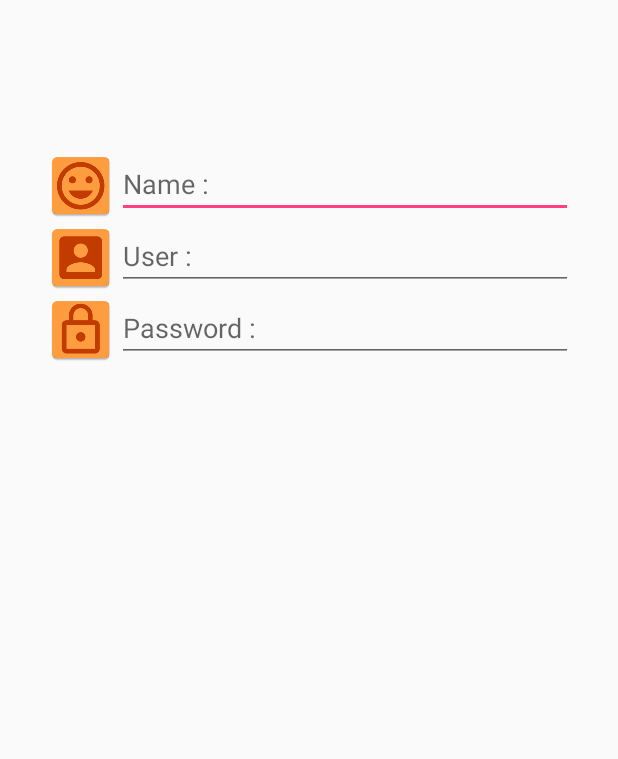
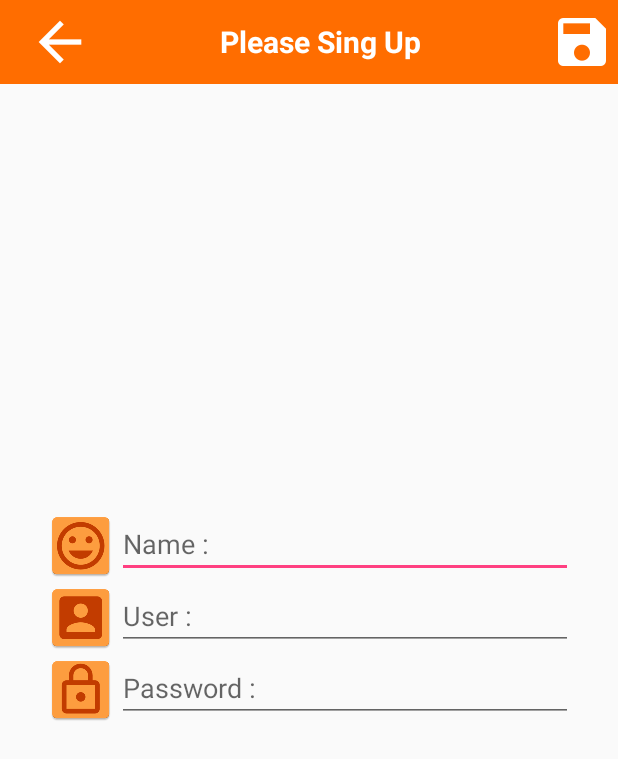
Before and after one commit to prbsattru/MyApplication, an Android app: the layout signup_fragment.xml on its own in the app's theme, with its tools: preview values and no code run, on a phone screen of 412 x 824 dp. Shown: the top 759 px of the screen. Run offline under Robolectric (Android 15) with nearby library versions, the phone set to English and light mode, and no system bars.

Commit message:
06/08/2560 2

```diff
--- a/app/src/main/res/layout/signup_fragment.xml
+++ b/app/src/main/res/layout/signup_fragment.xml
@@ -4,7 +4,46 @@
     android:layout_height="match_parent"
     android:orientation="vertical">
 
+
+    <android.support.v7.widget.Toolbar
+        android:background="@color/colorPrimary"
+        android:layout_width="match_parent"
+        android:layout_height="wrap_content">
+
+        <RelativeLayout
+            android:layout_width="match_parent"
+            android:layout_height="wrap_content">
+
+            <!--Back-->
+            <ImageView
+                android:id="@+id/btnBack"
+                android:src="@mipmap/ic_back"
+                android:layout_width="wrap_content"
+                android:layout_height="wrap_content" />
+
+            <!--Title-->
+            <TextView
+                android:textStyle="bold"
+                android:text="Please Sing Up"
+                android:textColor="@color/textcolorPrimary"
+                android:layout_centerInParent="true"
+                android:textSize="20sp"
+                android:layout_width="wrap_content"
+                android:layout_height="wrap_content" />
+
+            <ImageView
+                android:id="@+id/btnSave"
+                android:src="@mipmap/ic_save"
+                android:layout_alignParentRight="true"
+                android:layout_width="wrap_content"
+                android:layout_height="wrap_content" />
+
+        </RelativeLayout>
+
+    </android.support.v7.widget.Toolbar>
+
     <LinearLayout
+        android:layout_centerInParent="true"
         android:layout_width="match_parent"
         android:layout_height="wrap_content"
         android:layout_marginTop="100dp"
```
Also changed, not shown: app/src/main/ic_back-web.png (added), app/src/main/ic_save-web.png (added), app/src/main/res/mipmap-hdpi/ic_back.png (added), app/src/main/res/mipmap-hdpi/ic_save.png (added), app/src/main/res/mipmap-mdpi/ic_back.png (added), app/src/main/res/mipmap-mdpi/ic_save.png (added), app/src/main/res/mipmap-xhdpi/ic_back.png (added), app/src/main/res/mipmap-xhdpi/ic_save.png (added), app/src/main/res/mipmap-xxhdpi/ic_back.png (added), app/src/main/res/mipmap-xxhdpi/ic_save.png (added), app/src/main/res/mipmap-xxxhdpi/ic_back.png (added), app/src/main/res/mipmap-xxxhdpi/ic_save.png (added).
